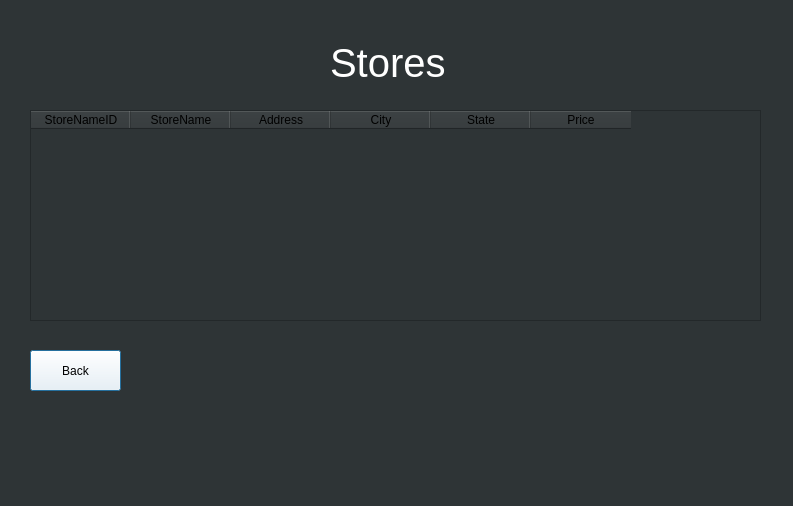
JohnCMeyer/PhoneFinder, file Stores.ui: the form before one commit.
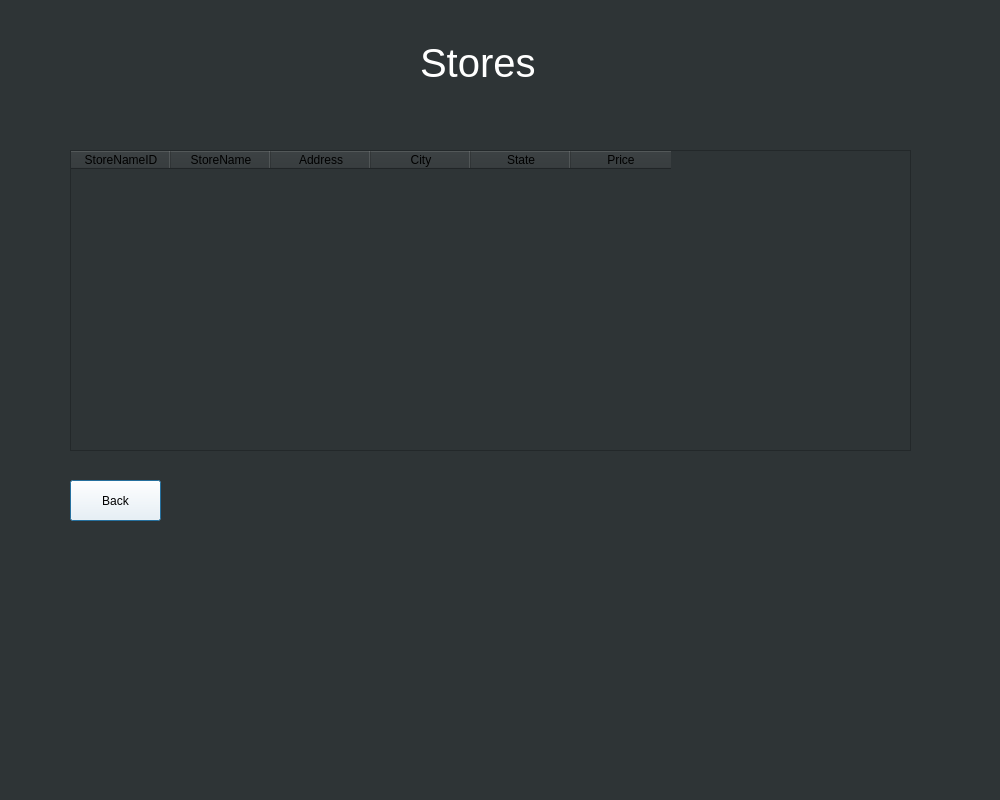
The form after the commit.

Diff of the .ui file:
```diff
--- a/Stores.ui
+++ b/Stores.ui
@@ -6,8 +6,8 @@
    <rect>
     <x>0</x>
     <y>0</y>
-    <width>793</width>
-    <height>506</height>
+    <width>1000</width>
+    <height>800</height>
    </rect>
   </property>
   <property name="windowTitle">
@@ -19,7 +19,7 @@
   <widget class="QLabel" name="label">
    <property name="geometry">
     <rect>
-     <x>330</x>
+     <x>420</x>
      <y>40</y>
      <width>116</width>
      <height>46</height>
@@ -36,10 +36,10 @@
   <widget class="QTableWidget" name="tableWidget">
    <property name="geometry">
     <rect>
-     <x>30</x>
-     <y>110</y>
-     <width>731</width>
-     <height>211</height>
+     <x>70</x>
+     <y>150</y>
+     <width>841</width>
+     <height>301</height>
     </rect>
    </property>
    <column>
@@ -76,8 +76,8 @@
   <widget class="QPushButton" name="storeBackButton">
    <property name="geometry">
     <rect>
-     <x>30</x>
-     <y>350</y>
+     <x>70</x>
+     <y>480</y>
      <width>91</width>
      <height>41</height>
     </rect>
```
